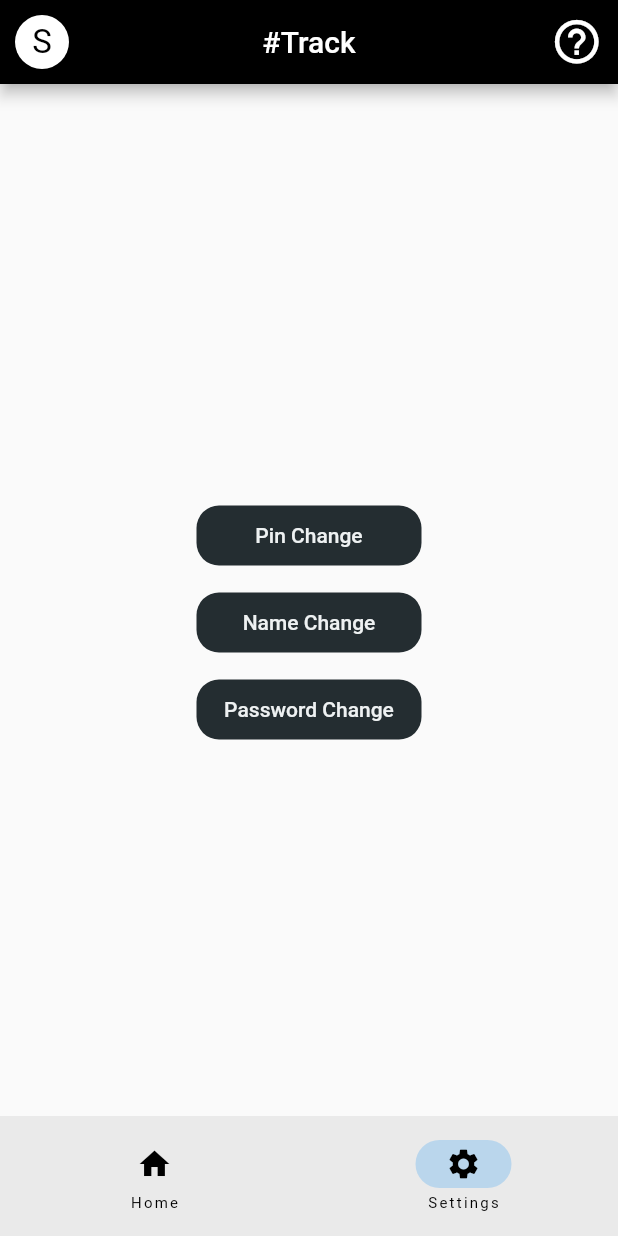
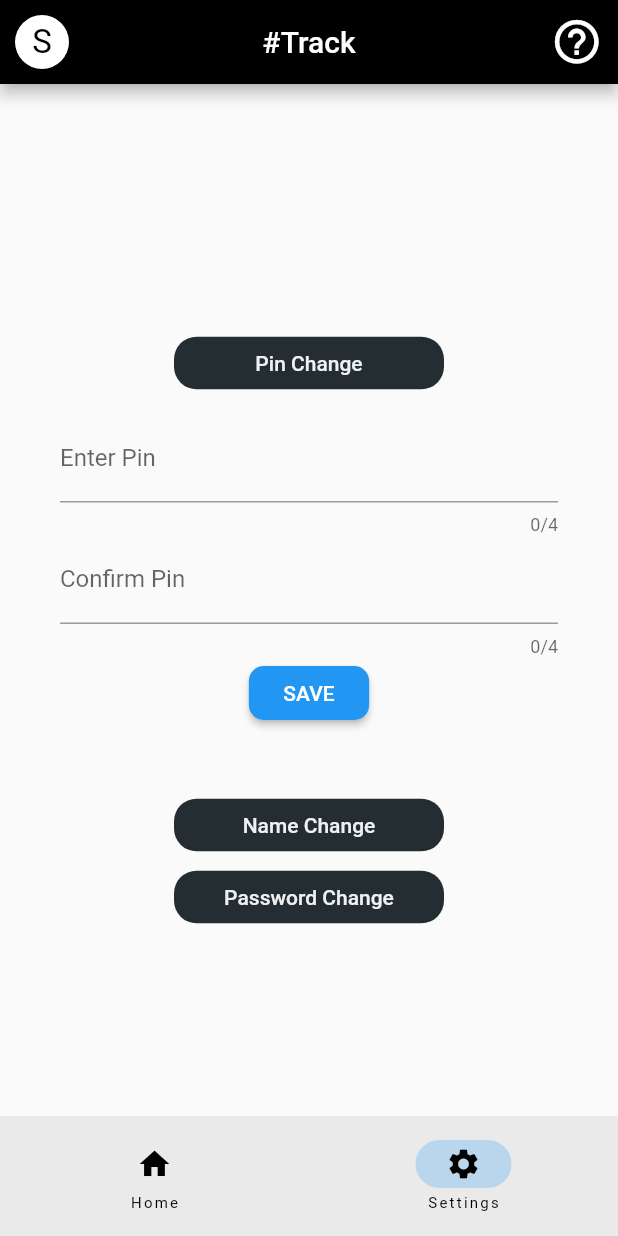
Before and after one commit to r00t-victor/sharptrack, a Flutter app: the screen it shows after launch, item 2 of the bottom bar chosen, after a tap on "Pin Change", on a phone screen of 412 x 824 dp. Run offline on Flutter 3.47's test engine with Material 2 defaults, Android fonts, the light colour scheme and no system bars; our stand-ins replace audioplayers, shared_preferences; missing offline and left inert: flutter_background, flutter_phone_direct_caller, sound_mode, telephony, volume_control; statements that could not run were skipped.

Commit message:
Settings updated 1

```diff
--- a/lib/screens/homepage.dart
+++ b/lib/screens/homepage.dart
@@ -68,7 +68,7 @@ class _HomePageState extends State<HomePage> {
                     context,
                     MaterialPageRoute(
                       builder: ((context) {
-                        return ProfilePage();
+                        return const ProfilePage();
                       }),
                     ),
                   );
@@ -107,7 +107,7 @@ class _HomePageState extends State<HomePage> {
             ),
           ],
         ),
-        body: currentPage == 0 ? HomePageContent() : Settings(),
+        body: currentPage == 0 ? HomePageContent() : const Settings(),
         bottomNavigationBar: NavigationBar(
           destinations: const [
             NavigationDestination(icon: Icon(Icons.home), label: 'Home'),
--- a/lib/widgets/settings.dart
+++ b/lib/widgets/settings.dart
@@ -9,7 +9,7 @@ class Settings extends StatefulWidget {
 }
 
 class _SettingsState extends State<Settings> {
-  bool isVisiblePin = true;
+  bool isVisiblePin = false;
   bool isVisibleName = false;
   bool isVisiblePass = false;
   final TextEditingController control0 = TextEditingController();
@@ -30,45 +30,44 @@ class _SettingsState extends State<Settings> {
               onPressed: () {
                 setState(() {
                   isVisiblePin = !isVisiblePin;
+                  isVisiblePass = false;
+                  isVisibleName = false;
                 });
               },
               style: TextButton.styleFrom(
                 backgroundColor: Color.fromARGB(255, 36, 45, 49),
                 foregroundColor: Color.fromARGB(255, 238, 241, 242),
                 alignment: Alignment.center,
-                minimumSize: Size(150.0, 40.0),
+                minimumSize: Size(180.0, 35.0),
                 shape: RoundedRectangleBorder(
                   borderRadius: BorderRadius.circular(15),
                 ),
               ),
               child: const Text('Pin Change'),
             ),
+            Visibility(
+              visible: isVisiblePin,
+              child: Column(
+                children: [
                   const SizedBox(
                     height: 10.0,
                   ),
-            Visibility(
-              visible: isVisiblePin,
-              child: TextField(
+                  TextField(
                     obscureText: true,
                     maxLength: 4,
                     controller: control0,
                     decoration: const InputDecoration(labelText: "Enter Pin"),
                   ),
-            ),
-            Visibility(
-              visible: isVisiblePin,
-              child: TextField(
+                  TextField(
                     obscureText: true,
                     maxLength: 4,
                     controller: control1,
                     decoration: const InputDecoration(labelText: "Confirm Pin"),
                   ),
-            ),
-            Visibility(
-              visible: isVisiblePin,
-              child: ElevatedButton(
+                  ElevatedButton(
                     onPressed: () async {
-                  SharedPreferences pre = await SharedPreferences.getInstance();
+                      SharedPreferences pre =
+                          await SharedPreferences.getInstance();
                       if (control0.text == control1.text) {
                         pre.setString("#Pin", control0.text);
                         ScaffoldMessenger.of(context).showSnackBar(
@@ -88,46 +87,50 @@ class _SettingsState extends State<Settings> {
                     ),
                     child: const Text('  SAVE  '),
                   ),
-            ),
-            Visibility(
-              visible: isVisiblePin,
-              child: const SizedBox(
+                  const SizedBox(
                     height: 40.0,
                   ),
+                ],
               ),
+            ),
+            Column(
+              children: [
                 TextButton(
                   onPressed: () {
                     setState(() {
                       isVisibleName = !isVisibleName;
+                      isVisiblePass = false;
+                      isVisiblePin = false;
                     });
                   },
                   style: TextButton.styleFrom(
                     backgroundColor: Color.fromARGB(255, 36, 45, 49),
                     foregroundColor: Color.fromARGB(255, 238, 241, 242),
                     alignment: Alignment.center,
-                minimumSize: Size(150.0, 40.0),
+                    minimumSize: Size(180.0, 35.0),
                     shape: RoundedRectangleBorder(
                       borderRadius: BorderRadius.circular(15),
                     ),
                   ),
                   child: const Text('Name Change'),
                 ),
+                Visibility(
+                  visible: isVisibleName,
+                  child: Column(
+                    children: [
                       const SizedBox(
                         height: 10.0,
                       ),
-            Visibility(
-              visible: isVisibleName,
-              child: TextField(
+                      TextField(
                         maxLength: 20,
                         controller: control2,
-                decoration: const InputDecoration(labelText: "Enter Name"),
+                        decoration:
+                            const InputDecoration(labelText: "Enter Name"),
                       ),
-            ),
-            Visibility(
-              visible: isVisibleName,
-              child: ElevatedButton(
+                      ElevatedButton(
                         onPressed: () async {
-                  SharedPreferences pre = await SharedPreferences.getInstance();
+                          SharedPreferences pre =
+                              await SharedPreferences.getInstance();
                           pre.setString("#Name", control2.text);
                           ScaffoldMessenger.of(context).showSnackBar(
                               const SnackBar(content: Text('Saved Name')));
@@ -141,64 +144,72 @@ class _SettingsState extends State<Settings> {
                         ),
                         child: const Text('  SAVE  '),
                       ),
-            ),
-            Visibility(
-              visible: isVisibleName,
-              child: const SizedBox(
+                      const SizedBox(
                         height: 40.0,
                       ),
+                    ],
                   ),
+                ),
+              ],
+            ),
+            //endhere
+            Column(
+              children: [
                 TextButton(
                   onPressed: () {
                     setState(() {
                       isVisiblePass = !isVisiblePass;
+                      isVisiblePin = false;
+                      isVisibleName = false;
                     });
                   },
                   style: TextButton.styleFrom(
                     backgroundColor: Color.fromARGB(255, 36, 45, 49),
                     foregroundColor: Color.fromARGB(255, 238, 241, 242),
                     alignment: Alignment.center,
-                minimumSize: Size(150.0, 40.0),
+                    minimumSize: Size(180.0, 35.0),
                     shape: RoundedRectangleBorder(
                       borderRadius: BorderRadius.circular(15),
                     ),
                   ),
                   child: const Text('Password Change'),
                 ),
+                //insert here
+                Visibility(
+                  visible: isVisiblePass,
+                  child: Column(
+                    children: [
                       const SizedBox(
                         height: 10.0,
                       ),
-            Visibility(
-              visible: isVisiblePass,
-              child: TextField(
+                      TextField(
                         obscureText: true,
                         maxLength: 10,
                         controller: control3,
-                decoration: const InputDecoration(labelText: "Enter Password"),
+                        decoration:
+                            const InputDecoration(labelText: "Enter Password"),
                       ),
-            ),
-            Visibility(
-              visible: isVisiblePass,
-              child: TextField(
+                      TextField(
                         obscureText: true,
                         maxLength: 10,
                         controller: control4,
-                decoration:
-                    const InputDecoration(labelText: "Confirm Password"),
+                        decoration: const InputDecoration(
+                            labelText: "Confirm Password"),
                       ),
-            ),
-            Visibility(
-              visible: isVisiblePass,
-              child: ElevatedButton(
+
+                      ElevatedButton(
                         onPressed: () async {
-                  SharedPreferences pre = await SharedPreferences.getInstance();
+                          SharedPreferences pre =
+                              await SharedPreferences.getInstance();
                           if (control3.text == control4.text) {
                             pre.setString("#Pass", control0.text);
                             ScaffoldMessenger.of(context).showSnackBar(
-                        const SnackBar(content: Text('Saved Password')));
+                                const SnackBar(
+                                    content: Text('Saved Password')));
                           } else {
                             ScaffoldMessenger.of(context).showSnackBar(
-                        const SnackBar(content: Text('Password not same')));
+                                const SnackBar(
+                                    content: Text('Password not same')));
                           }
                           control3.clear();
                           control4.clear();
@@ -211,6 +222,12 @@ class _SettingsState extends State<Settings> {
                         ),
                         child: const Text('  SAVE  '),
                       ),
+
+                      //end here
+                    ],
+                  ),
+                ),
+              ],
             ),
           ],
         ),
```
Lines whose indentation alone changed are shown as unchanged.
